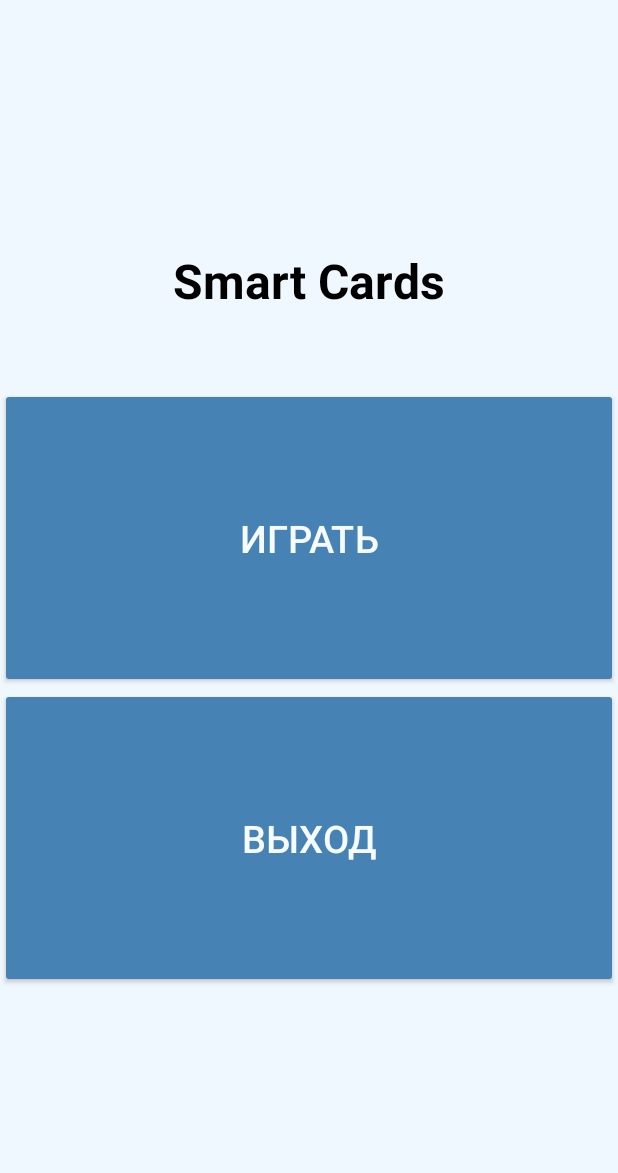
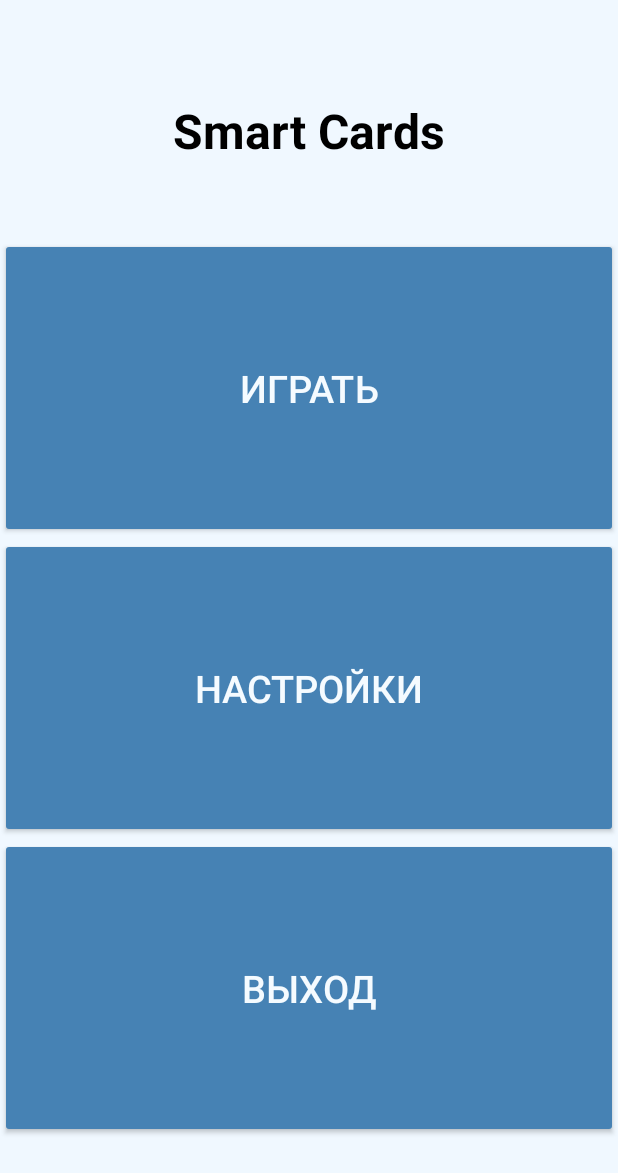
Before and after one commit to Densi88/SmartCards, an Android app built with Jetpack Compose: the screen it shows after launch (MainActivity), on a phone screen of 412 x 824 dp. Shown: the top 1173 px of the screen. Run offline under Robolectric (Android 15) with nearby library versions, the phone set to English and light mode, and no system bars.

Commit message:
add settings button and checkboxes, adding todo

```diff
--- a/app/src/main/java/com/example/smart_cards/MainActivity.kt
+++ b/app/src/main/java/com/example/smart_cards/MainActivity.kt
@@ -17,6 +17,7 @@ import com.example.smart_cards.ui.theme.Smart_cardsTheme
 class MainActivity : ComponentActivity() {
     private lateinit var enterButton: Button
     private lateinit var exitButton: Button
+    private lateinit var settingsButton: Button
     override fun onCreate(savedInstanceState: Bundle?) {
         super.onCreate(savedInstanceState)
         setContentView(R.layout.main_activity)
@@ -25,15 +26,19 @@ class MainActivity : ComponentActivity() {
     }
     private fun setListeners(){
         enterButton.setOnClickListener {
-            setContentView(R.layout.settings_layout)
+
         }
         exitButton.setOnClickListener {
             finishAffinity()
+        }
+        settingsButton.setOnClickListener {
+            setContentView(R.layout.settings_layout)
         }
     }
     private fun findObjects(){
         enterButton=findViewById<Button>(R.id.enterButton)
         exitButton=findViewById<Button>(R.id.exitButton)
+        settingsButton=findViewById<Button>(R.id.settingsButton)
     }
 
 }
--- a/app/src/main/res/layout/main_activity.xml
+++ b/app/src/main/res/layout/main_activity.xml
@@ -25,6 +25,16 @@
         android:textColor="#F5FBFF"
         />
     <Button
+        android:id="@+id/settingsButton"
+        android:layout_width="match_parent"
+        android:layout_height="300px"
+        android:text="Настройки"
+        android:textSize="25dp"
+        android:textAlignment="center"
+        android:backgroundTint="@color/buttons"
+        android:textColor="#F5FBFF"
+        />
+    <Button
         android:id="@+id/exitButton"
         android:layout_width="match_parent"
         android:layout_height="300px"
```
Also changed, not shown: app/src/main/res/layout/settings_layout.xml (+53 -1 lines).
